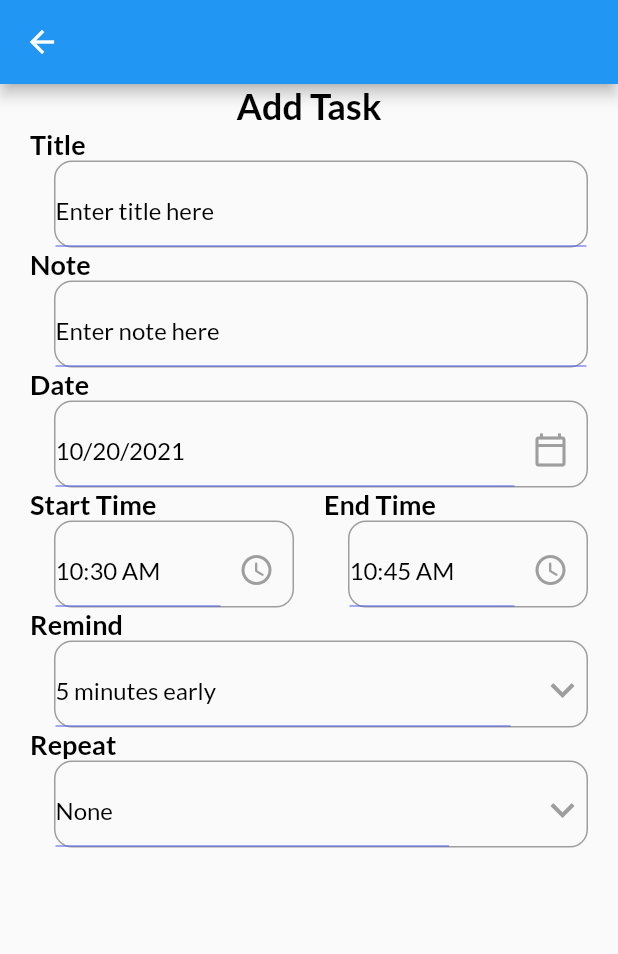
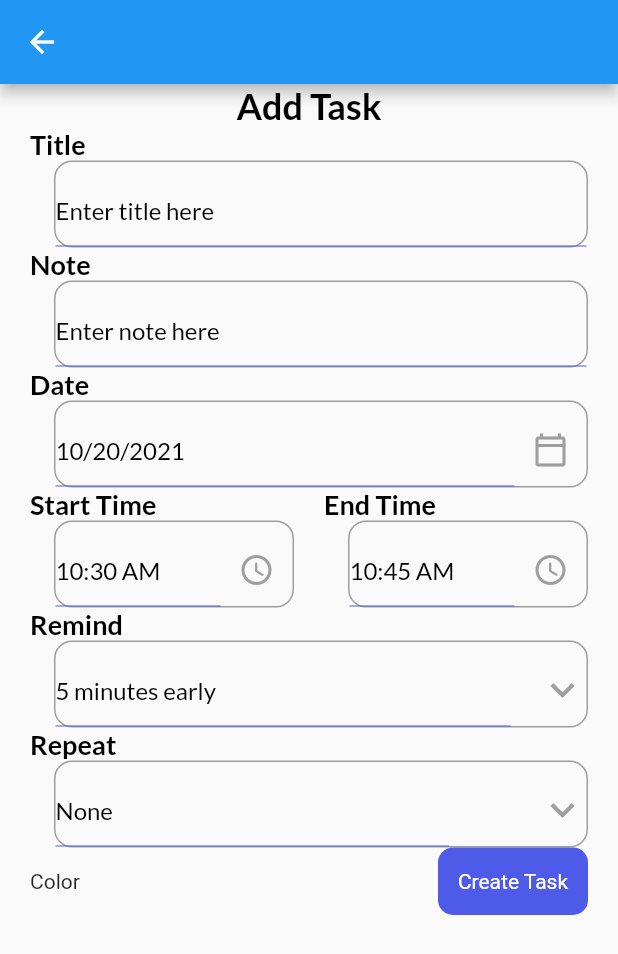
Before and after one commit to HowkMii/Todo-Mii, a Flutter app: the AddTaskPage screen opened directly, on a phone screen of 412 x 824 dp. Shown: the top 954 px of the screen. Run offline on Flutter 3.47's test engine with Material 2 defaults, Android fonts, the phone set to English and light mode, and no system bars; our stand-ins replace get, get_storage, google_fonts; accounts and stored records are empty.

Commit message:
add task screen 2

```diff
--- a/lib/ui/pages/add_task_page.dart
+++ b/lib/ui/pages/add_task_page.dart
@@ -3,6 +3,7 @@ import 'package:get/get.dart';
 import 'package:intl/intl.dart';
 import 'package:todomii/controllers/task_controller.dart';
 import 'package:todomii/ui/theme.dart';
+import 'package:todomii/ui/widgets/button.dart';
 import 'package:todomii/ui/widgets/input_field.dart';
 
 class AddTaskPage extends StatefulWidget {
@@ -118,7 +119,18 @@ class _AddTaskPageState extends State<AddTaskPage> {
               ),
 
               ),
+              Row(
+                mainAxisAlignment: MainAxisAlignment.spaceBetween,
+                crossAxisAlignment: CrossAxisAlignment.center,
+                children: [
+                  _colorPalette(),
+                  MyButton(label: 'Create Task',
+                  onTap: (){
+                    Get.back();
+                  },)
 
+                ],
+              )
             ],
 
 
@@ -127,4 +139,13 @@ class _AddTaskPageState extends State<AddTaskPage> {
       ),
     );
   }
+
+  Column _colorPalette() {
+    return Column(
+                  children: [
+                    Text('Color'),
+
+                  ],
+                );
+  }
 }
```
